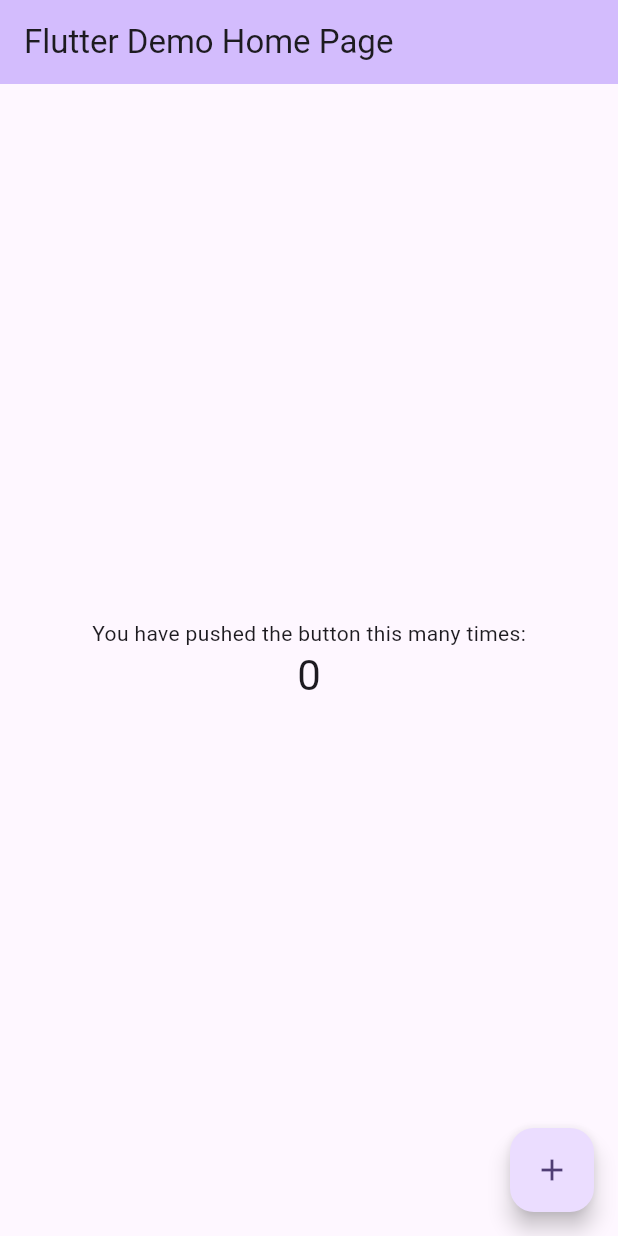
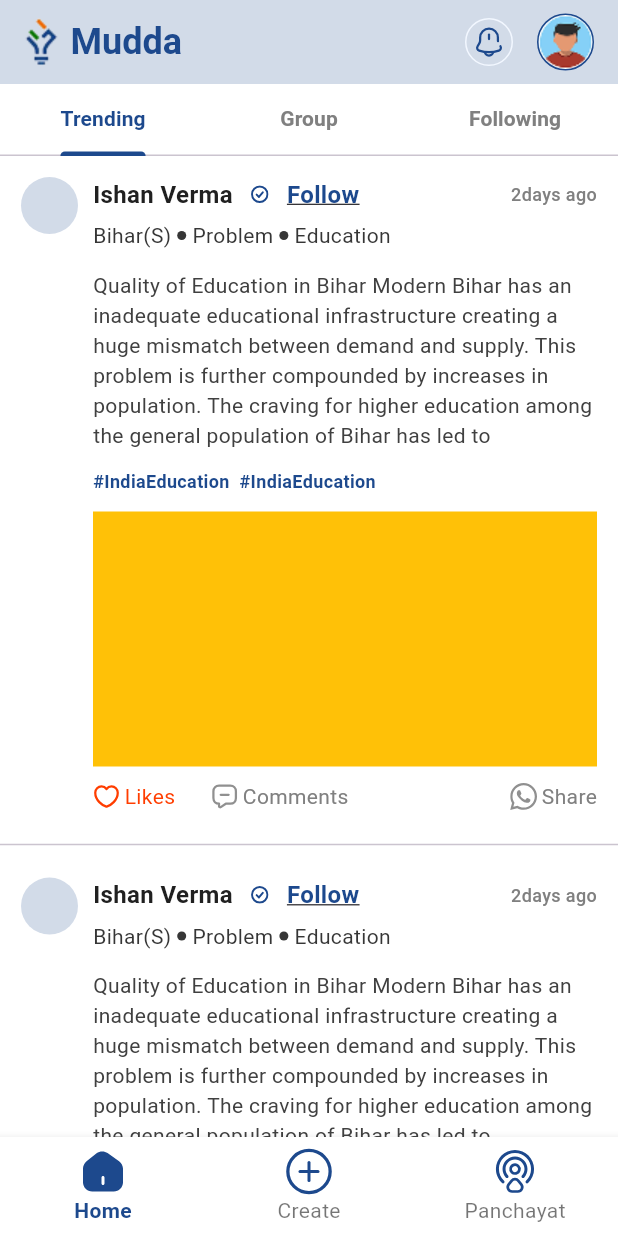
Before and after one commit to muhd-nish4d/aitraTech_technical, a Flutter app: the screen it shows after launch, on a phone screen of 412 x 824 dp. Run offline on Flutter 3.47's test engine with Material 3 defaults, Android fonts, the phone set to English and light mode, and no system bars; our stand-ins replace flutter_svg.

Commit message:
UI Completed

```diff
--- /dev/null
+++ b/lib/app/screens/home/view/home_view.dart
@@ -0,0 +1,235 @@
+import 'package:flutter/material.dart';
+import 'package:flutter_svg/svg.dart';
+import 'package:youtube_player/const/assets/icons.dart';
+
+import '../../../../const/style/app_colors.dart';
+
+class HomeView extends StatelessWidget {
+  const HomeView({super.key});
+
+  @override
+  Widget build(BuildContext context) {
+    return DefaultTabController(
+      length: 3,
+      child: Column(
+        children: [
+          TabBar(
+            labelColor: AppColors.textPrimary,
+            unselectedLabelColor: AppColors.textTabGrey,
+            indicatorColor: AppColors.textPrimary,
+            labelStyle: const TextStyle(
+              fontSize: 14,
+              fontWeight: FontWeight.w700,
+            ),
+            unselectedLabelStyle: const TextStyle(
+              fontSize: 14,
+              fontWeight: FontWeight.w700,
+              color: AppColors.textTabGrey,
+            ),
+            tabs: const [
+              Tab(text: 'Trending'),
+              Tab(text: 'Group'),
+              Tab(text: 'Following'),
+            ],
+          ),
+          Expanded(
+            child: TabBarView(
+              children: [
+                ListView.separated(
+                  itemCount: 10,
+                  itemBuilder: (context, index) {
+                    return Padding(
+                      padding: EdgeInsets.all(14),
+                      child: Row(
+                        crossAxisAlignment: CrossAxisAlignment.start,
+                        children: [
+                          Container(
+                            width: 38,
+                            height: 38,
+                            decoration: BoxDecoration(
+                              shape: BoxShape.circle,
+                              color: AppColors.textPrimary.withOpacity(0.2),
+                            ),
+                          ),
+                          SizedBox(width: 10),
+                          Expanded(
+                            child: Column(
+                              children: [
+                                Row(
+                                  spacing: 12,
+                                  children: [
+                                    Text(
+                                      'Ishan Verma',
+                                      style: TextStyle(
+                                        fontWeight: FontWeight.w700,
+                                        fontSize: 16,
+                                        color: AppColors.textTitle,
+                                      ),
+                                    ),
+                                    SvgPicture.asset(
+                                      width: 12,
+                                      height: 12,
+                                      AppIcons.verified,
+                                      semanticsLabel: 'verified',
+                                    ),
+                                    Text(
+                                      'Follow',
+                                      style: TextStyle(
+                                        fontWeight: FontWeight.w700,
+                                        fontSize: 16,
+                                        decoration: TextDecoration.underline,
+                                        color: AppColors.textPrimary,
+                                      ),
+                                    ),
+                                    Spacer(),
+                                    Text(
+                                      '2days ago',
+                                      style: TextStyle(
+                                        fontWeight: FontWeight.w500,
+                                        fontSize: 12,
+                                        color: AppColors.textTabGrey,
+                                      ),
+                                    ),
+                                  ],
+                                ),
+                                SizedBox(height: 6),
+                                Row(
+                                  spacing: 4,
+                                  children: [
+                                    Text(
+                                      'Bihar(S)',
+                                      style: TextStyle(
+                                        fontWeight: FontWeight.w400,
+                                        fontSize: 14,
+                                        color: AppColors.subtitleDot,
+                                      ),
+                                    ),
+                                    Container(
+                                      width: 6,
+                                      height: 6,
+                                      decoration: BoxDecoration(
+                                        shape: BoxShape.circle,
+                                        color: AppColors.subtitleDot,
+                                      ),
+                                    ),
+                                    Text(
+                                      'Problem',
+                                      style: TextStyle(
+                                        fontWeight: FontWeight.w400,
+                                        fontSize: 14,
+                                        color: AppColors.subtitleDot,
+                                      ),
+                                    ),
+                                    Container(
+                                      width: 6,
+                                      height: 6,
+                                      decoration: BoxDecoration(
+                                        shape: BoxShape.circle,
+                                        color: AppColors.subtitleDot,
+                                      ),
+                                    ),
+                                    Text(
+                                      'Education',
+                                      style: TextStyle(
+                                        fontWeight: FontWeight.w400,
+                                        fontSize: 14,
+                                        color: AppColors.subtitleDot,
+                                      ),
+                                    ),
+                                  ],
+                                ),
+                                SizedBox(height: 13),
+                                Text(
+                                  "Quality of Education in Bihar Modern Bihar has an inadequate educational infrastructure creating a huge mismatch between demand and supply. This problem is further compounded by increases in population. The craving for higher education among the general population of Bihar has led to",
+                                  style: TextStyle(
+                                    fontWeight: FontWeight.w400,
+                                    fontSize: 14,
+                                    color: AppColors.textDesc,
+                                  ),
+                                ),
+                                SizedBox(height: 12),
+                                Row(
+                                  children: [
+                                    Text(
+                                      '#IndiaEducation  #IndiaEducation',
+                                      style: TextStyle(
+                                        color: AppColors.appbarBack,
+                                        fontWeight: FontWeight.w700,
+                                        fontSize: 12,
+                                      ),
+                                    ),
+                                  ],
+                                ),
+                                SizedBox(height: 12),
+                                Container(height: 170, color: Colors.amber),
+                                SizedBox(height: 10),
+                                Row(
+                                  children: [
+                                    SvgPicture.asset(
+                                      width: 18,
+                                      height: 18,
+                                      AppIcons.heart,
+                                      semanticsLabel: 'heart',
+                                    ),
+                                    SizedBox(width: 3),
+                                    Text(
+                                      'Likes',
+                                      style: TextStyle(
+                                        color: AppColors.error,
+                                        fontWeight: FontWeight.w400,
+                                        fontSize: 14,
+                                      ),
+                                    ),
+                                    SizedBox(width: 24),
+                                    SvgPicture.asset(
+                                      width: 18,
+                                      height: 18,
+                                      AppIcons.comments,
+                                      semanticsLabel: 'Comments Logo',
+                                    ),
+                                    SizedBox(width: 3),
+                                    Text(
+                                      'Comments',
+                                      style: TextStyle(
+                                        color: AppColors.textTabGrey,
+                                        fontWeight: FontWeight.w400,
+                                        fontSize: 14,
+                                      ),
+                                    ),
+                                    Spacer(),
+                                    SvgPicture.asset(
+                                      width: 18,
+                                      height: 18,
+                                      AppIcons.whatsapp,
+                                      semanticsLabel: 'Whatsapp Logo',
+                                    ),
+                                    SizedBox(width: 3),
+                                    Text(
+                                      'Share',
+                                      style: TextStyle(
+                                        color: AppColors.textTabGrey,
+                                        fontWeight: FontWeight.w400,
+                                        fontSize: 14,
+                                      ),
+                                    ),
+                                  ],
+                                ),
+                              ],
+                            ),
+                          ),
+                        ],
+                      ),
+                    );
+                  },
+                  separatorBuilder: (context, index) => Divider(),
+                ),
+                Center(child: Text('Group')),
+                Center(child: Text('Following')),
+              ],
+            ),
+          ),
+        ],
+      ),
+    );
+  }
+}
--- /dev/null
+++ b/lib/app/widgets/bottom_nav_n_appbar.dart
@@ -0,0 +1,109 @@
+import 'package:flutter/material.dart';
+import 'package:flutter_svg/svg.dart';
+import 'package:youtube_player/const/assets/icons.dart';
+import 'package:youtube_player/const/assets/images.dart';
+
+import '../../const/style/app_colors.dart';
+import '../screens/home/view/home_view.dart';
+
+class MainBottomNavScreen extends StatelessWidget {
+  const MainBottomNavScreen({super.key});
+
+  @override
+  Widget build(BuildContext context) {
+    return Scaffold(
+      backgroundColor: AppColors.background,
+      appBar: AppBar(
+        backgroundColor: AppColors.appbarBack.withOpacity(0.2),
+        title: Row(
+          spacing: 7,
+          children: [
+            Container(
+              width: 24,
+              height: 32,
+              decoration: BoxDecoration(
+                image: DecorationImage(image: AssetImage(AppImages.appIcon)),
+              ),
+            ),
+            const Text(
+              'Mudda',
+              style: TextStyle(
+                color: AppColors.textPrimary,
+                fontSize: 24,
+                fontWeight: FontWeight.w700,
+              ),
+            ),
+          ],
+        ),
+        actions: [
+          SvgPicture.asset(
+            width: 32,
+            height: 32,
+            AppIcons.notificationIcon,
+            semanticsLabel: 'Notification',
+          ),
+          SizedBox(width: 16),
+          Container(
+            height: 38,
+            width: 38,
+            decoration: BoxDecoration(
+              shape: BoxShape.circle,
+              border: Border.all(color: AppColors.textPrimary),
+              image: DecorationImage(image: AssetImage(AppImages.userIcon)),
+            ),
+          ),
+          SizedBox(width: 16),
+        ],
+      ),
+      body: HomeView(),
+      bottomNavigationBar: BottomNavigationBar(
+        elevation: 5,
+        selectedItemColor: AppColors.textPrimary,
+        backgroundColor: AppColors.background,
+        selectedLabelStyle: TextStyle(
+          fontWeight: FontWeight.w700,
+          fontSize: 14,
+          color: AppColors.textPrimary,
+        ),
+        unselectedLabelStyle: TextStyle(
+          fontWeight: FontWeight.w400,
+          fontSize: 14,
+          color: AppColors.textPrimary,
+        ),
+        items: [
+          BottomNavigationBarItem(
+            icon: SvgPicture.asset(
+              width: 32,
+              height: 32,
+              AppIcons.bottomNavHome,
+              semanticsLabel: 'Bottom Nav Home',
+            ),
+            label: 'Home',
+          ),
+          BottomNavigationBarItem(
+            icon: SvgPicture.asset(
+              width: 32,
+              height: 32,
+              AppIcons.bottomNavCreate,
+              semanticsLabel: 'Bottom Nav Create',
+            ),
+            label: 'Create',
+          ),
+          BottomNavigationBarItem(
+            icon: SvgPicture.asset(
+              width: 32,
+              height: 32,
+              AppIcons.bottomNavPanchayath,
+              semanticsLabel: 'Bottom Nav Panchayat',
+            ),
+            label: 'Panchayat',
+          ),
+        ],
+        currentIndex: 0,
+        onTap: (index) {
+          // Handle navigation
+        },
+      ),
+    );
+  }
+}
--- /dev/null
+++ b/lib/const/assets/icons.dart
@@ -0,0 +1,13 @@
+class AppIcons {
+  static const String _basePath = 'assets/icons/';
+  static const String notificationIcon = '${_basePath}notification_icon.svg';
+  static const String bottomNavHome = '${_basePath}bottom_home_icon.svg';
+  static const String bottomNavCreate = '${_basePath}bottom_create_icon.svg';
+  static const String bottomNavPanchayath =
+      '${_basePath}bottom_panchayath_icon.svg';
+  static const String comments = '${_basePath}comment_icon.svg';
+  static const String heart = '${_basePath}heart_icon.svg';
+  static const String videoPlay = '${_basePath}play_icon.svg';
+  static const String verified = '${_basePath}verified_icon.svg';
+  static const String whatsapp = '${_basePath}whatsapp_icon.svg';
+}
--- /dev/null
+++ b/lib/const/assets/images.dart
@@ -0,0 +1,5 @@
+class AppImages {
+  static const String _basePath = 'assets/images/';
+  static const String appIcon = '${_basePath}app_icon.png';
+  static const String userIcon = '${_basePath}user.png';
+}
--- /dev/null
+++ b/lib/const/style/app_colors.dart
@@ -0,0 +1,20 @@
+import 'package:flutter/material.dart';
+
+class AppColors {
+  // Primary color such as text, icons, borders, etc.
+  static const Color textPrimary = Color(0xFF1D498D);
+  static const Color textTitle = Color(0xFF202020);
+  static const Color textDesc = Color(0xFF404040);
+  static const Color textTabGrey = Color(0xFF808080);
+  static const Color background = Color(0xFFFFFFFF);
+  static const Color error = Color(0xFFFF3D00);
+
+  static const Color appbarBack = Color(0xFF1D498D);
+  static const Color subtitleDot = Color(0xFF363636);
+
+  // static const Color onPrimary = Color(0xFFFFFFFF);
+  // static const Color onSecondary = Color(0xFF000000);
+  // static const Color onBackground = Color(0xFF000000);
+  // static const Color onSurface = Color(0xFF000000);
+  // static const Color onError = Color(0xFFFFFFFF);
+}
--- a/lib/main.dart
+++ b/lib/main.dart
@@ -1,4 +1,6 @@
 import 'package:flutter/material.dart';
+
+import 'app/widgets/bottom_nav_n_appbar.dart';
 
 void main() {
   runApp(const MyApp());
@@ -13,110 +15,9 @@ class MyApp extends StatelessWidget {
     return MaterialApp(
       title: 'Flutter Demo',
       theme: ThemeData(
-        // This is the theme of your application.
-        //
-        // TRY THIS: Try running your application with "flutter run". You'll see
-        // the application has a purple toolbar. Then, without quitting the app,
-        // try changing the seedColor in the colorScheme below to Colors.green
-        // and then invoke "hot reload" (save your changes or press the "hot
-        // reload" button in a Flutter-supported IDE, or press "r" if you used
-        // the command line to start the app).
-        //
-        // Notice that the counter didn't reset back to zero; the application
-        // state is not lost during the reload. To reset the state, use hot
-        // restart instead.
-        //
-        // This works for code too, not just values: Most code changes can be
-        // tested with just a hot reload.
         colorScheme: ColorScheme.fromSeed(seedColor: Colors.deepPurple),
       ),
-      home: const MyHomePage(title: 'Flutter Demo Home Page'),
+      home: const MainBottomNavScreen(),
     );
   }
 }
-
-class MyHomePage extends StatefulWidget {
-  const MyHomePage({super.key, required this.title});
-
-  // This widget is the home page of your application. It is stateful, meaning
-  // that it has a State object (defined below) that contains fields that affect
-  // how it looks.
-
-  // This class is the configuration for the state. It holds the values (in this
-  // case the title) provided by the parent (in this case the App widget) and
-  // used by the build method of the State. Fields in a Widget subclass are
-  // always marked "final".
-
-  final String title;
-
-  @override
-  State<MyHomePage> createState() => _MyHomePageState();
-}
-
-class _MyHomePageState extends State<MyHomePage> {
-  int _counter = 0;
-
-  void _incrementCounter() {
-    setState(() {
-      // This call to setState tells the Flutter framework that something has
-      // changed in this State, which causes it to rerun the build method below
-      // so that the display can reflect the updated values. If we changed
-      // _counter without calling setState(), then the build method would not be
-      // called again, and so nothing would appear to happen.
-      _counter++;
-    });
-  }
-
-  @override
-  Widget build(BuildContext context) {
-    // This method is rerun every time setState is called, for instance as done
-    // by the _incrementCounter method above.
-    //
-    // The Flutter framework has been optimized to make rerunning build methods
-    // fast, so that you can just rebuild anything that needs updating rather
-    // than having to individually change instances of widgets.
-    return Scaffold(
-      appBar: AppBar(
-        // TRY THIS: Try changing the color here to a specific color (to
-        // Colors.amber, perhaps?) and trigger a hot reload to see the AppBar
-        // change color while the other colors stay the same.
-        backgroundColor: Theme.of(context).colorScheme.inversePrimary,
-        // Here we take the value from the MyHomePage object that was created by
-        // the App.build method, and use it to set our appbar title.
-        title: Text(widget.title),
-      ),
-      body: Center(
-        // Center is a layout widget. It takes a single child and positions it
-        // in the middle of the parent.
-        child: Column(
-          // Column is also a layout widget. It takes a list of children and
-          // arranges them vertically. By default, it sizes itself to fit its
-          // children horizontally, and tries to be as tall as its parent.
-          //
-          // Column has various properties to control how it sizes itself and
-          // how it positions its children. Here we use mainAxisAlignment to
-          // center the children vertically; the main axis here is the vertical
-          // axis because Columns are vertical (the cross axis would be
-          // horizontal).
-          //
-          // TRY THIS: Invoke "debug painting" (choose the "Toggle Debug Paint"
-          // action in the IDE, or press "p" in the console), to see the
-          // wireframe for each widget.
-          mainAxisAlignment: MainAxisAlignment.center,
-          children: <Widget>[
-            const Text('You have pushed the button this many times:'),
-            Text(
-              '$_counter',
-              style: Theme.of(context).textTheme.headlineMedium,
-            ),
-          ],
-        ),
-      ),
-      floatingActionButton: FloatingActionButton(
-        onPressed: _incrementCounter,
-        tooltip: 'Increment',
-        child: const Icon(Icons.add),
-      ), // This trailing comma makes auto-formatting nicer for build methods.
-    );
-  }
-}
```
Also changed, not shown: pubspec.yaml (+6 -3 lines), assets/icons/bottom_create_icon.svg (added), assets/icons/bottom_home_icon.svg (added), assets/icons/bottom_panchayath_icon.svg (added), assets/icons/comment_icon.svg (added), assets/icons/heart_icon.svg (added), assets/icons/notification_icon.svg (added), assets/icons/play_icon.svg (added), assets/icons/verified_icon.svg (added), assets/icons/whatsapp_icon.svg (added), assets/images/app_icon.png (added), assets/images/user.png (added), pubspec.lock.
